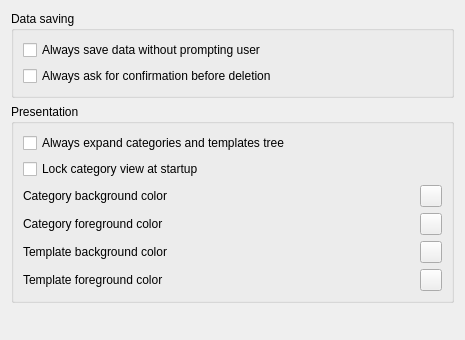
Before: the Qt Designer form plugins/templatesplugin/templatespreferenceswidget.ui in FreeHealth/freehealth, drawn with Qt 5.
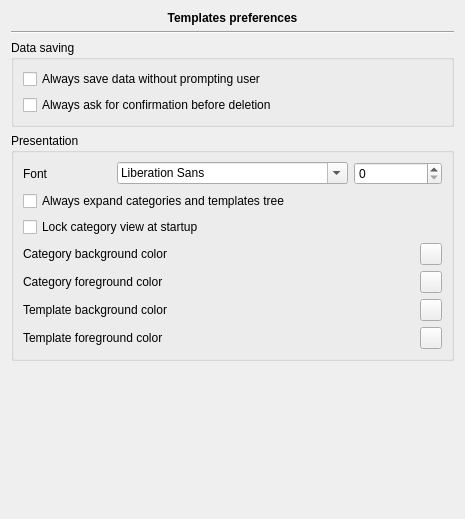
After: the same form once the commit is applied. Custom widgets are drawn as their Qt base class.

Commit message: changing plugins versions preparing printer preferences adding new preferences to templates adding printing ability to templates adding drugsTemplates printing moving drugs printing functions to DrugsIO preparing PrintPreview in MainWindowActionHandler

```diff
--- a/plugins/templatesplugin/templatespreferenceswidget.ui
+++ b/plugins/templatesplugin/templatespreferenceswidget.ui
@@ -7,27 +7,50 @@
     <x>0</x>
     <y>0</y>
     <width>465</width>
-    <height>340</height>
+    <height>519</height>
    </rect>
   </property>
   <property name="windowTitle">
    <string>Form</string>
   </property>
   <layout class="QGridLayout" name="gridLayout_2">
-   <item row="0" column="0">
+   <item row="0" column="0" colspan="2">
+    <widget class="QLabel" name="label_6">
+     <property name="font">
+      <font>
+       <weight>75</weight>
+       <bold>true</bold>
+      </font>
+     </property>
+     <property name="text">
+      <string>Templates preferences</string>
+     </property>
+     <property name="alignment">
+      <set>Qt::AlignCenter</set>
+     </property>
+    </widget>
+   </item>
+   <item row="1" column="0" colspan="2">
+    <widget class="Line" name="line">
+     <property name="orientation">
+      <enum>Qt::Horizontal</enum>
+     </property>
+    </widget>
+   </item>
+   <item row="2" column="0" colspan="2">
     <widget class="QGroupBox" name="groupBox">
      <property name="title">
       <string>Data saving</string>
      </property>
      <layout class="QGridLayout" name="gridLayout_3">
-      <item row="0" column="0">
+      <item row="1" column="0">
        <widget class="QCheckBox" name="promptBox">
         <property name="text">
          <string>Always save data without prompting user</string>
         </property>
        </widget>
       </item>
-      <item row="1" column="0">
+      <item row="2" column="0">
        <widget class="QCheckBox" name="deletionBox">
         <property name="text">
          <string>Always ask for confirmation before deletion</string>
@@ -37,13 +60,30 @@
      </layout>
     </widget>
    </item>
-   <item row="1" column="0">
+   <item row="3" column="0" colspan="2">
     <widget class="QGroupBox" name="groupBox_2">
      <property name="title">
       <string>Presentation</string>
      </property>
      <layout class="QGridLayout" name="gridLayout">
       <item row="0" column="0" colspan="2">
+       <layout class="QHBoxLayout" name="horizontalLayout">
+        <item>
+         <widget class="QLabel" name="label_5">
+          <property name="text">
+           <string>Font</string>
+          </property>
+         </widget>
+        </item>
+        <item>
+         <widget class="QFontComboBox" name="fontBox"/>
+        </item>
+        <item>
+         <widget class="QSpinBox" name="sizeSpin"/>
+        </item>
+       </layout>
+      </item>
+      <item row="1" column="0" colspan="2">
        <widget class="QCheckBox" name="autoExpandBox">
         <property name="text">
          <string>Always expand categories and templates tree</string>
@@ -51,13 +91,20 @@
        </widget>
       </item>
       <item row="2" column="0">
+       <widget class="QCheckBox" name="lockViewBox">
+        <property name="text">
+         <string>Lock category view at startup</string>
+        </property>
+       </widget>
+      </item>
+      <item row="3" column="0">
        <widget class="QLabel" name="label">
         <property name="text">
          <string>Category background color</string>
         </property>
        </widget>
       </item>
-      <item row="2" column="1">
+      <item row="3" column="1">
        <widget class="Utils::ColorButtonChooser" name="categoryBackgroundButton">
         <property name="minimumSize">
          <size>
@@ -76,95 +123,88 @@
         </property>
        </widget>
       </item>
-      <item row="3" column="1" rowspan="2">
-       <widget class="Utils::ColorButtonChooser" name="categoryForegroundButton">
-        <property name="minimumSize">
-         <size>
-          <width>22</width>
-          <height>22</height>
-         </size>
-        </property>
-        <property name="maximumSize">
-         <size>
-          <width>22</width>
-          <height>22</height>
-         </size>
-        </property>
-        <property name="text">
-         <string/>
-        </property>
-       </widget>
-      </item>
-      <item row="5" column="1" rowspan="2">
-       <widget class="Utils::ColorButtonChooser" name="templateBackgroundButton">
-        <property name="minimumSize">
-         <size>
-          <width>22</width>
-          <height>22</height>
-         </size>
-        </property>
-        <property name="maximumSize">
-         <size>
-          <width>22</width>
-          <height>22</height>
-         </size>
-        </property>
-        <property name="text">
-         <string/>
-        </property>
-       </widget>
-      </item>
-      <item row="7" column="1">
-       <widget class="Utils::ColorButtonChooser" name="templateForegroundButton">
-        <property name="minimumSize">
-         <size>
-          <width>22</width>
-          <height>22</height>
-         </size>
-        </property>
-        <property name="maximumSize">
-         <size>
-          <width>22</width>
-          <height>22</height>
-         </size>
-        </property>
-        <property name="text">
-         <string/>
-        </property>
-       </widget>
-      </item>
-      <item row="3" column="0" rowspan="2">
+      <item row="4" column="0">
        <widget class="QLabel" name="label_2">
         <property name="text">
          <string>Category foreground color</string>
         </property>
        </widget>
       </item>
-      <item row="7" column="0">
-       <widget class="QLabel" name="label_4">
+      <item row="4" column="1">
+       <widget class="Utils::ColorButtonChooser" name="categoryForegroundButton">
+        <property name="minimumSize">
+         <size>
+          <width>22</width>
+          <height>22</height>
+         </size>
+        </property>
+        <property name="maximumSize">
+         <size>
+          <width>22</width>
+          <height>22</height>
+         </size>
+        </property>
         <property name="text">
-         <string>Template foreground color</string>
+         <string/>
         </property>
        </widget>
       </item>
-      <item row="5" column="0" rowspan="2">
+      <item row="5" column="0">
        <widget class="QLabel" name="label_3">
         <property name="text">
          <string>Template background color</string>
         </property>
        </widget>
       </item>
-      <item row="1" column="0">
-       <widget class="QCheckBox" name="lockViewBox">
+      <item row="5" column="1">
+       <widget class="Utils::ColorButtonChooser" name="templateBackgroundButton">
+        <property name="minimumSize">
+         <size>
+          <width>22</width>
+          <height>22</height>
+         </size>
+        </property>
+        <property name="maximumSize">
+         <size>
+          <width>22</width>
+          <height>22</height>
+         </size>
+        </property>
         <property name="text">
-         <string>Lock category view at startup</string>
+         <string/>
+        </property>
+       </widget>
+      </item>
+      <item row="6" column="0">
+       <widget class="QLabel" name="label_4">
+        <property name="text">
+         <string>Template foreground color</string>
+        </property>
+       </widget>
+      </item>
+      <item row="6" column="1">
+       <widget class="Utils::ColorButtonChooser" name="templateForegroundButton">
+        <property name="minimumSize">
+         <size>
+          <width>22</width>
+          <height>22</height>
+         </size>
+        </property>
+        <property name="maximumSize">
+         <size>
+          <width>22</width>
+          <height>22</height>
+         </size>
+        </property>
+        <property name="text">
+         <string/>
         </property>
        </widget>
       </item>
      </layout>
     </widget>
    </item>
-   <item row="2" column="0">
+   <item row="4" column="0">
     <spacer name="verticalSpacer">
      <property name="orientation">
       <enum>Qt::Vertical</enum>
```
Left out of the diff: 2 changed lines with no effect on the pictures. The commit also changes 49 other files.
